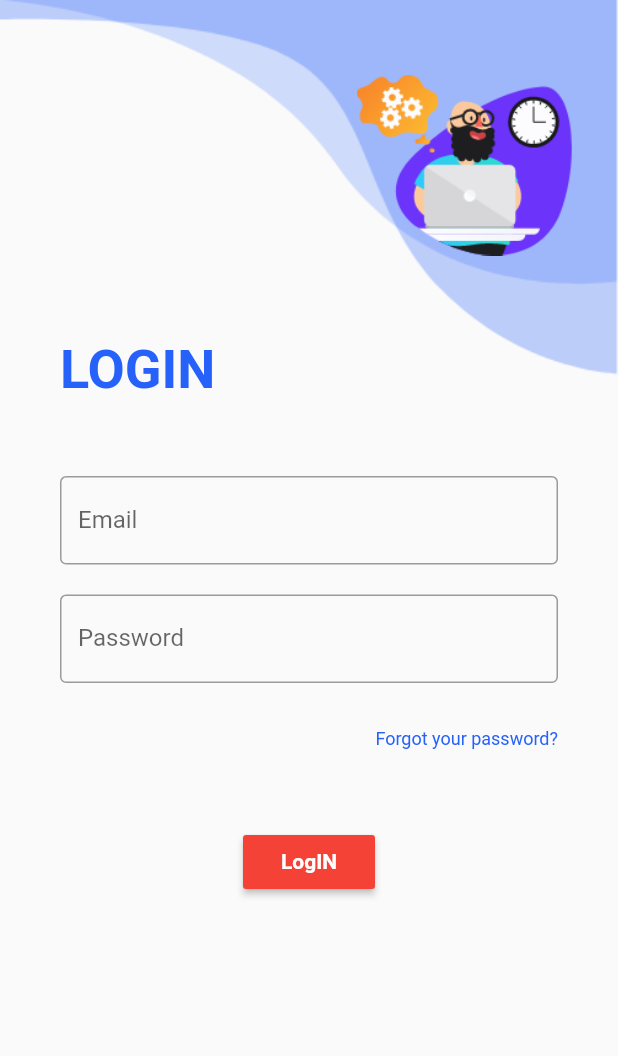
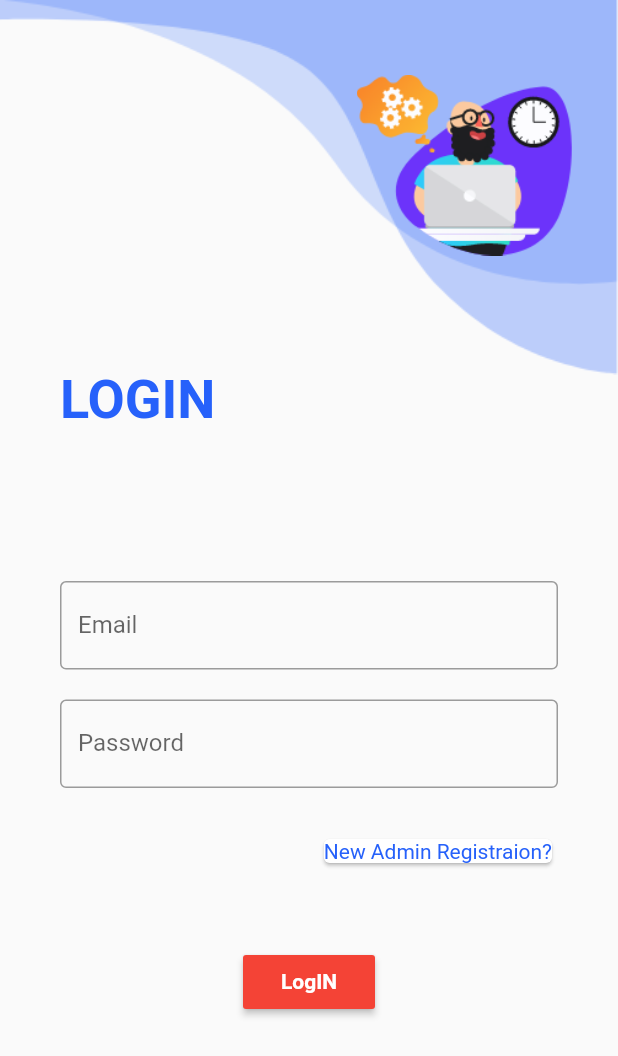
Before and after one commit to Ontor-Hazari/choise_product_contact_seller, a Flutter app: the Login screen opened directly, on a phone screen of 412 x 824 dp. Shown: the top 1056 px of the screen. Run offline on Flutter 3.47's test engine with Material 2 defaults, Android fonts, the phone set to English and light mode, and no system bars; our stand-ins replace firebase_auth, firebase_core, firebase_database, fluttertoast; accounts and stored records are empty.

Commit message:
Create new project , i design login and signup page,modify and update customers and admin secsion,today i update admin panel

```diff
--- a/lib/LogSign/login.dart
+++ b/lib/LogSign/login.dart
@@ -2,6 +2,8 @@ import 'package:flutter/material.dart';
 import 'package:choise_product_contact_seller/BackgroudMainPage/background.dart';
 import 'package:fluttertoast/fluttertoast.dart';
 import 'package:firebase_auth/firebase_auth.dart';
+import 'package:choise_product_contact_seller/Admin/adminDatasubmit.dart';
+import 'package:choise_product_contact_seller/LogSign/signup.dart';
 
 class Login extends StatelessWidget {
 
@@ -20,6 +22,8 @@ class Login extends StatelessWidget {
             mainAxisAlignment: MainAxisAlignment.center,
             children: <Widget>[
               Container(
+                margin: EdgeInsets.only(top: 100)
+                ,
                 alignment: Alignment.centerLeft,
                 padding: EdgeInsets.symmetric(horizontal: 40),
                 child: Text(
@@ -27,12 +31,16 @@ class Login extends StatelessWidget {
                   style: TextStyle(
                       fontWeight: FontWeight.bold,
                       color: Color(0xFF2661FA),
-                      fontSize: 36
+                      fontSize: 36,
+
+
                   ),
+
                   textAlign: TextAlign.left,
+
                 ),
               ),
-              SizedBox(height: 50,),
+              SizedBox(height: 100,),
               Padding(
                 padding: EdgeInsets.symmetric(horizontal: 40),
                 child: TextFormField(
@@ -69,16 +77,28 @@ class Login extends StatelessWidget {
               ),
               SizedBox(height: 20,),
 
-              Container(
-                alignment: Alignment.centerRight,
-                margin: EdgeInsets.symmetric(horizontal: 40, vertical: 10),
-                child: Text(
-                  "Forgot your password?",
-                  style: TextStyle(
-                      fontSize: 12,
-                      color: Color(0XFF2661FA)
+              InkWell(
+                child: Container(
+                  alignment: Alignment.centerRight,
+                  margin: EdgeInsets.symmetric(horizontal: 40, vertical: 10),
+                  child:Card(
+                    elevation: 1,
+                    child:  Text(
+                      "New Admin Registraion?",
+                      style: TextStyle(
+                          fontSize: 14,
+                          color: Color(0XFF2661FA)
+                      ),
+                    ),
                   ),
                 ),
+                onTap: ()
+                {
+                  Navigator.push(
+                    context,
+                    MaterialPageRoute(builder: (context) => SignUp()),
+                  );
+                },
               ),
 
               SizedBox(height: size.height * 0.05),
@@ -103,6 +123,13 @@ class Login extends StatelessWidget {
                         textColor: Colors.white,
                         fontSize: 16.0
                     );
+
+                    Navigator.push(
+                      context,
+                      MaterialPageRoute(builder: (context) => AdminDataSubmit()),
+                    );
+
+
                   }
 
 
--- a/lib/home.dart
+++ b/lib/home.dart
@@ -1,5 +1,6 @@
 import 'package:flutter/material.dart';
 import 'package:choise_product_contact_seller/LogSign/signup.dart';
+
 
 class HomePage extends StatefulWidget {
   const HomePage({Key? key}) : super(key: key);
@@ -26,6 +27,11 @@ class _HomePageState extends State<HomePage> {
 
             RaisedButton(onPressed: (){
 
+              Navigator.push(
+                context,
+                MaterialPageRoute(builder: (context) =>  SignUp()),
+              );
+
             },
               child: Text("Admit"),
             )
--- a/lib/main.dart
+++ b/lib/main.dart
@@ -24,7 +24,7 @@ void main() async {
   );
   runApp(new MaterialApp(
     title: 'MyApp',
-    home: HomePage(),
+    home: Login(),
   ));
 }
 
--- a/pubspec.yaml
+++ b/pubspec.yaml
@@ -38,6 +38,7 @@ dependencies:
   firebase_auth: ^3.3.4
   # add this line to your dependencies
   fluttertoast: ^8.0.8
+  firebase_database: ^9.0.5
 
 dev_dependencies:
   flutter_test:
@@ -71,6 +72,7 @@ flutter:
       - assets/images/main.png
       - assets/images/top1.png
       - assets/images/top2.png
+      - assets/images/insert.png
 
   # An image asset can refer to one or more resolution-specific "variants", see
   # https://flutter.dev/assets-and-images/#resolution-aware.
```
Also changed, not shown: lib/Admin/ProdeuctDeo.dart (added, +18 -0 lines), lib/Admin/adminDatasubmit.dart (added, +55 -0 lines), lib/Admin/productmodel.dart (added, +31 -0 lines), lib/LogSign/signup.dart (+43 -5 lines), assets/images/insert.png (added), pubspec.lock, 1 other file.
